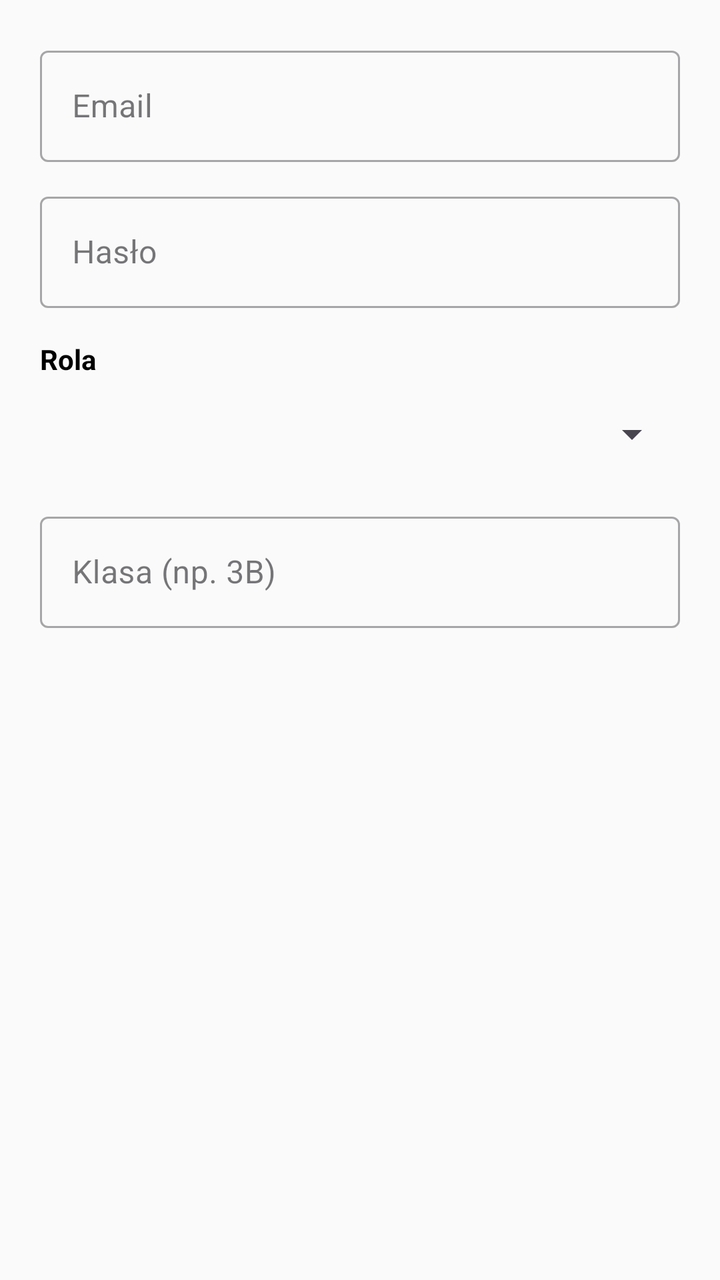
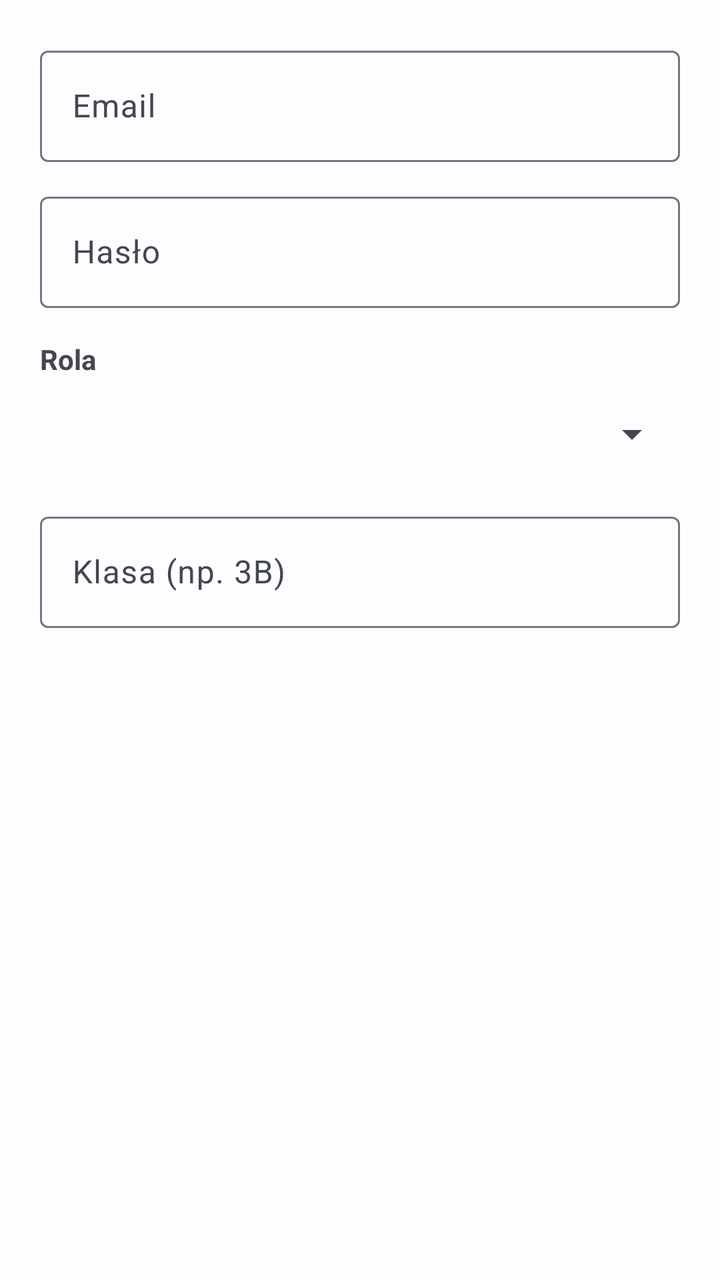

An Android layout rendered at two revisions. The XML below is the earlier revision; the diff shows what the commit changed to produce the second picture.
<!-- AndroidManifest.xml: application theme Theme.SchoolSpace -->
<!-- res/layout/dialog_add_user.xml -->
<?xml version="1.0" encoding="utf-8"?>
<LinearLayout xmlns:android="http://schemas.android.com/apk/res/android"
    android:layout_width="match_parent"
    android:layout_height="wrap_content"
    android:orientation="vertical"
    android:padding="20dp">

    <com.google.android.material.textfield.TextInputLayout
        android:layout_width="match_parent"
        android:layout_height="wrap_content"
        android:hint="Email"
        style="@style/Widget.MaterialComponents.TextInputLayout.OutlinedBox">
        <com.google.android.material.textfield.TextInputEditText
            android:id="@+id/etNewUserEmail"
            android:layout_width="match_parent"
            android:layout_height="wrap_content"
            android:inputType="textEmailAddress" />
    </com.google.android.material.textfield.TextInputLayout>

    <com.google.android.material.textfield.TextInputLayout
        android:layout_width="match_parent"
        android:layout_height="wrap_content"
        android:layout_marginTop="12dp"
        android:hint="Hasło"
        style="@style/Widget.MaterialComponents.TextInputLayout.OutlinedBox">
        <com.google.android.material.textfield.TextInputEditText
            android:id="@+id/etNewUserPassword"
            android:layout_width="match_parent"
            android:layout_height="wrap_content"
            android:inputType="textPassword" />
    </com.google.android.material.textfield.TextInputLayout>

    <TextView
        android:layout_width="wrap_content"
        android:layout_height="wrap_content"
        android:text="Rola"
        android:layout_marginTop="16dp"
        android:layout_marginBottom="4dp"
        android:textStyle="bold" />

    <Spinner
        android:id="@+id/spinnerNewUserRole"
        android:layout_width="match_parent"
        android:layout_height="wrap_content"
        android:minHeight="48dp" />

    <com.google.android.material.textfield.TextInputLayout
        android:id="@+id/tilNewUserClass"
        android:layout_width="match_parent"
        android:layout_height="wrap_content"
        android:layout_marginTop="12dp"
        android:hint="Klasa (np. 3B)"
        style="@style/Widget.MaterialComponents.TextInputLayout.OutlinedBox">
        <com.google.android.material.textfield.TextInputEditText
            android:id="@+id/etNewUserClass"
            android:layout_width="match_parent"
            android:layout_height="wrap_content" />
    </com.google.android.material.textfield.TextInputLayout>

</LinearLayout>
<!-- resources referenced by this layout -->
<resources>
  <style name="Theme.SchoolSpace" parent="Theme.Material3.DayNight.NoActionBar">
          
          <item name="colorPrimary">@color/primary</item>
          <item name="android:colorBackground">@color/background</item>
          <item name="android:textColor">@color/text_primary</item>
  
          
          <item name="android:statusBarColor">@color/primary</item>
          <item name="android:windowLightStatusBar" tools:targetApi="m">false</item>
  
          
          <item name="android:navigationBarColor">@color/background</item>
          <item name="android:windowLightNavigationBar" tools:targetApi="27">true</item>
      </style>
  <color name="primary">#6200EE</color>
  <color name="background">#FFFAFAFA</color>
  <color name="text_primary">#000000</color>
</resources>

<!-- the commit's change to res/layout/dialog_add_user.xml (unified diff, before → after) -->
@@ -9,7 +9,7 @@
         android:layout_width="match_parent"
         android:layout_height="wrap_content"
         android:hint="Email"
-        style="@style/Widget.MaterialComponents.TextInputLayout.OutlinedBox">
+        style="@style/Widget.Material3.TextInputLayout.OutlinedBox">
         <com.google.android.material.textfield.TextInputEditText
             android:id="@+id/etNewUserEmail"
             android:layout_width="match_parent"
@@ -22,7 +22,7 @@
         android:layout_height="wrap_content"
         android:layout_marginTop="12dp"
         android:hint="Hasło"
-        style="@style/Widget.MaterialComponents.TextInputLayout.OutlinedBox">
+        style="@style/Widget.Material3.TextInputLayout.OutlinedBox">
         <com.google.android.material.textfield.TextInputEditText
             android:id="@+id/etNewUserPassword"
             android:layout_width="match_parent"
@@ -50,7 +50,7 @@
         android:layout_height="wrap_content"
         android:layout_marginTop="12dp"
         android:hint="Klasa (np. 3B)"
-        style="@style/Widget.MaterialComponents.TextInputLayout.OutlinedBox">
+        style="@style/Widget.Material3.TextInputLayout.OutlinedBox">
         <com.google.android.material.textfield.TextInputEditText
             android:id="@+id/etNewUserClass"
             android:layout_width="match_parent"
<!-- resource entries referenced after the edit -->
@@ -3,19 +3,43 @@
   <style name="Theme.SchoolSpace" parent="Theme.Material3.DayNight.NoActionBar">
           
           <item name="colorPrimary">@color/primary</item>
+          <item name="colorOnPrimary">@color/onPrimary</item>
+          <item name="colorPrimaryContainer">@color/primaryContainer</item>
+          <item name="colorOnPrimaryContainer">@color/onPrimaryContainer</item>
+  
+          <item name="colorSecondary">@color/secondary</item>
+          <item name="colorOnSecondary">@color/onSecondary</item>
+  
+          <item name="colorError">@color/error</item>
+          <item name="colorOnError">@color/onError</item>
+  
           <item name="android:colorBackground">@color/background</item>
-          <item name="android:textColor">@color/text_primary</item>
+          <item name="colorSurface">@color/surface</item>
+          <item name="colorOnSurface">@color/onSurface</item>
+          <item name="colorSurfaceVariant">@color/surfaceVariant</item>
+          <item name="colorOnSurfaceVariant">@color/onSurfaceVariant</item>
   
           
           <item name="android:statusBarColor">@color/primary</item>
           <item name="android:windowLightStatusBar" tools:targetApi="m">false</item>
+          <item name="android:navigationBarColor">@color/background</item>
+          <item name="android:windowLightNavigationBar" tools:targetApi="27">true</item>
   
           
-          <item name="android:navigationBarColor">@color/background</item>
-          <item name="android:windowLightNavigationBar" tools:targetApi="27">true</item>
+          <item name="materialCardViewStyle">@style/Widget.Material3.CardView.Elevated</item>
       </style>
-  <color name="primary">#6200EE</color>
-  <color name="background">#FFFAFAFA</color>
-  <color name="text_primary">#000000</color>
+  <color name="primary">#0061A4</color>
+  <color name="onPrimary">#FFFFFF</color>
+  <color name="primaryContainer">#D1E4FF</color>
+  <color name="onPrimaryContainer">#001D36</color>
+  <color name="secondary">#535F70</color>
+  <color name="onSecondary">#FFFFFF</color>
+  <color name="error">#BA1A1A</color>
+  <color name="onError">#FFFFFF</color>
+  <color name="background">#FDFCFF</color>
+  <color name="surface">#FDFCFF</color>
+  <color name="onSurface">#1A1C1E</color>
+  <color name="surfaceVariant">#DFE2EB</color>
+  <color name="onSurfaceVariant">#43474E</color>
 </resources>
 
